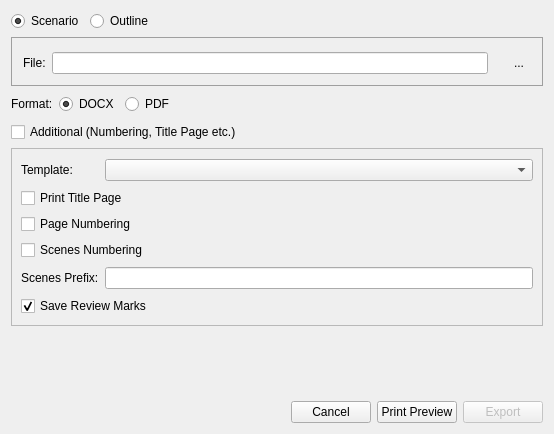
Old version of the form src/bin/scenarist-desktop/UserInterfaceLayer/Export/ExportDialog.ui in the repository dimkanovikov/KITScenarist.
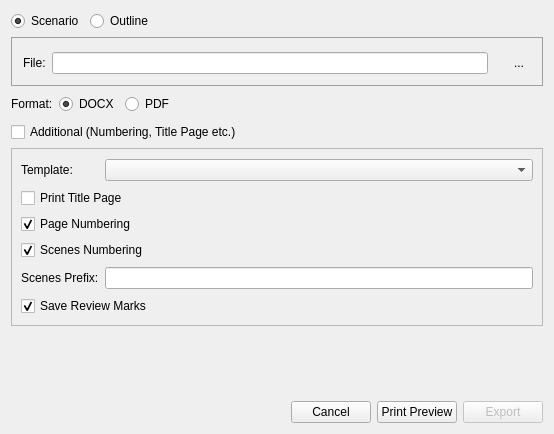
New version of the form. Icons and pictures are not drawn. Custom widgets are drawn as their Qt base class.

Commit message: Export script with scene and page numbers by default

The edit to the form file:
```diff
--- a/src/bin/scenarist-desktop/UserInterfaceLayer/Export/ExportDialog.ui
+++ b/src/bin/scenarist-desktop/UserInterfaceLayer/Export/ExportDialog.ui
@@ -240,6 +240,9 @@
         <property name="text">
          <string>Scenes Numbering</string>
         </property>
+        <property name="checked">
+         <bool>true</bool>
+        </property>
        </widget>
       </item>
       <item row="4" column="0" colspan="2">
@@ -247,6 +250,9 @@
         <property name="text">
          <string>Page Numbering</string>
         </property>
+        <property name="checked">
+         <bool>true</bool>
+        </property>
        </widget>
       </item>
       <item row="7" column="0" colspan="2">
```
